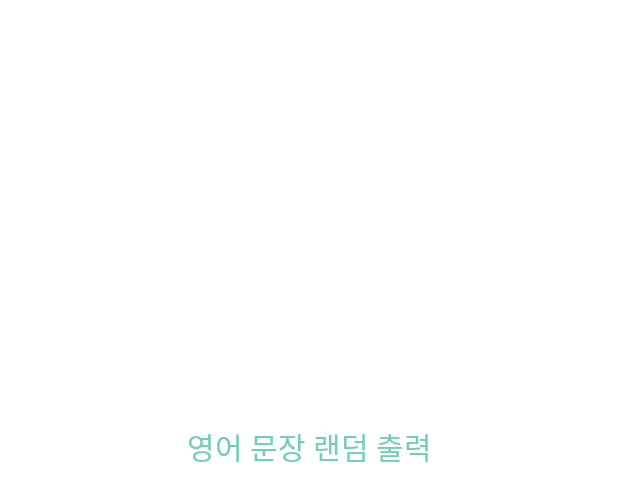
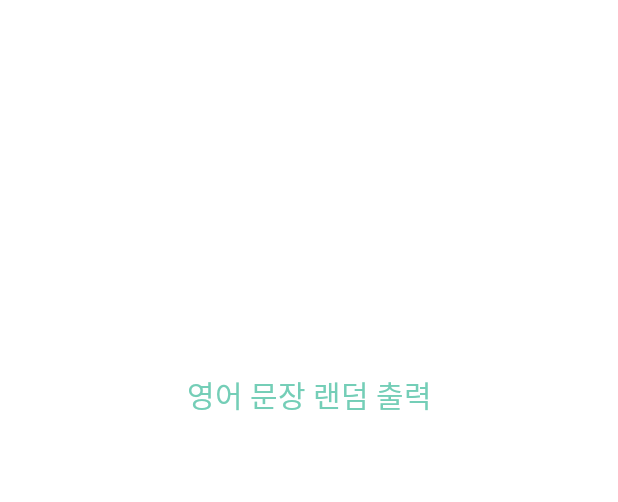
Before and after one commit to everypronounce/yoobin, an Android app: the layout activity_main.xml on its own in the app's theme, with its tools: preview values and no code run, on a phone screen of 412 x 824 dp. Shown: the top 502 px of the screen. Run offline under Robolectric (Android 15) with nearby library versions, the phone set to English and light mode, and no system bars.

Commit message:
random-script upload

```diff
--- a/Random_Script/app/src/main/res/layout/activity_main.xml
+++ b/Random_Script/app/src/main/res/layout/activity_main.xml
@@ -14,12 +14,12 @@
         android:text="영어 문장 랜덤 출력"
         android:textColor="#74CEB7"
         android:textSize="20sp"
-        app:layout_constraintBottom_toTopOf="@+id/read_text"
+        app:layout_constraintBottom_toTopOf="@+id/eng_text"
         app:layout_constraintEnd_toEndOf="parent"
         app:layout_constraintStart_toStartOf="parent" />
 
     <TextView
-        android:id="@+id/read_text"
+        android:id="@+id/eng_text"
         android:layout_width="wrap_content"
         android:layout_height="wrap_content"
         android:text=""
@@ -27,7 +27,23 @@
         android:textSize="20sp"
         app:layout_constraintBottom_toBottomOf="parent"
         app:layout_constraintEnd_toEndOf="parent"
+        app:layout_constraintHorizontal_bias="0.501"
         app:layout_constraintStart_toStartOf="parent"
-        app:layout_constraintTop_toTopOf="parent" />
+        app:layout_constraintTop_toTopOf="parent"
+        app:layout_constraintVertical_bias="0.457" />
+
+    <TextView
+        android:id="@+id/kor_text"
+        android:layout_width="wrap_content"
+        android:layout_height="wrap_content"
+        android:text=""
+        android:textColor="#2C858D"
+        android:textSize="20sp"
+        app:layout_constraintBottom_toBottomOf="parent"
+        app:layout_constraintEnd_toEndOf="parent"
+        app:layout_constraintHorizontal_bias="0.501"
+        app:layout_constraintStart_toStartOf="parent"
+        app:layout_constraintTop_toTopOf="parent"
+        app:layout_constraintVertical_bias="0.553" />
 
 </androidx.constraintlayout.widget.ConstraintLayout>
```
Also changed, not shown: Random_Script/app/src/main/java/com/example/haniemfirebase/MainActivity.java (+9 -6 lines), Random_Script/app/src/main/java/com/example/haniemfirebase/Script.java (added, +21 -0 lines).
